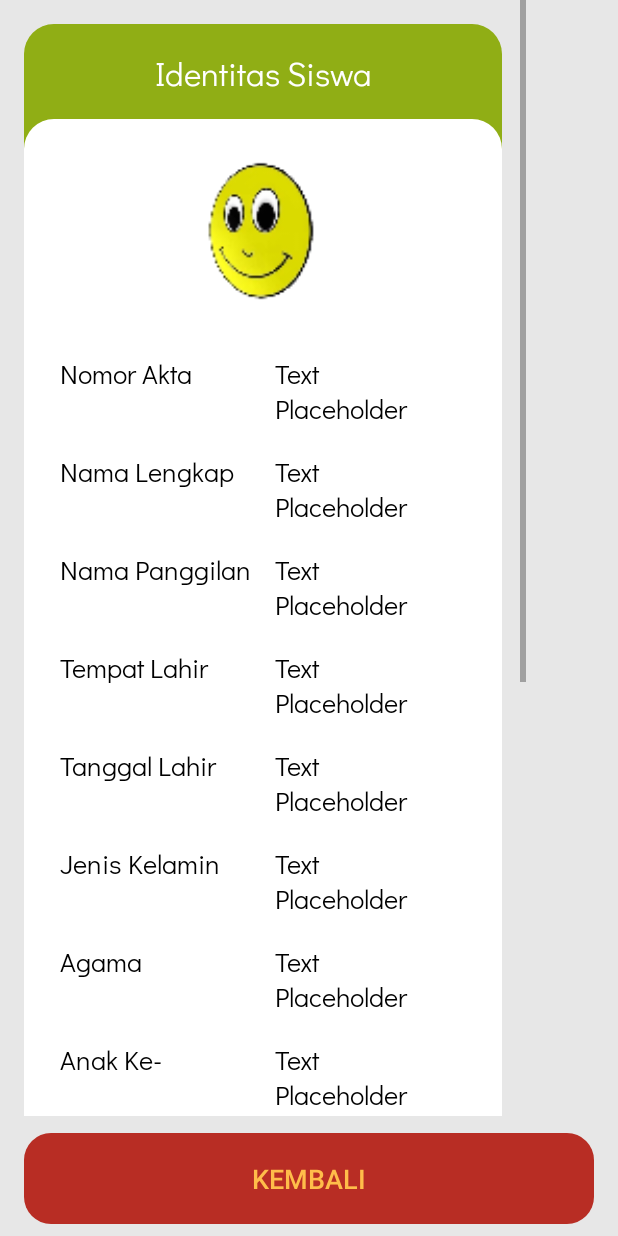
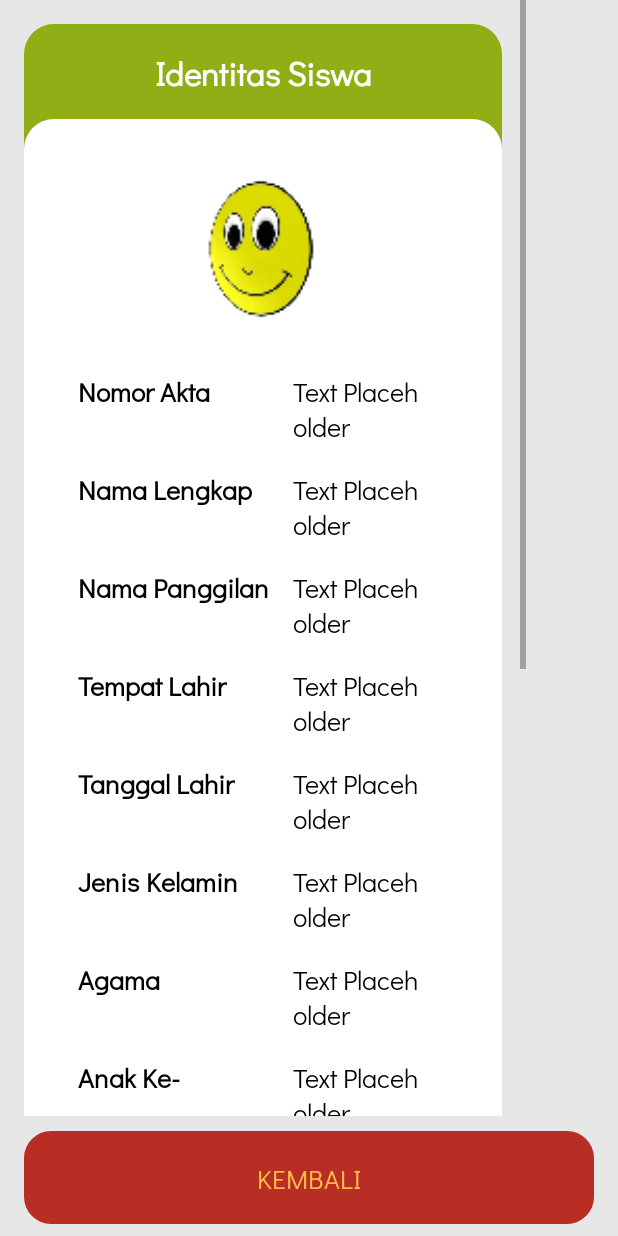
Before and after one commit to devKFR/CiPot, an Android app: the SiswaProfilActivity screen opened directly, with no data from a screen before it, on a phone screen of 412 x 824 dp. Run offline under Robolectric (Android 15) with nearby library versions, the light colour scheme and no system bars; our stand-ins replace CircleImageView.

Commit message:
mayoritas font

```diff
--- a/app/src/main/AndroidManifest.xml
+++ b/app/src/main/AndroidManifest.xml
@@ -19,7 +19,9 @@
         <activity android:name=".SiswaHomeActivity" />
         <activity android:name=".SiswaProfilActivity" />
         <activity android:name=".IndikatorKemampuanActivity" />
-        <activity android:name=".IndikatorKemampuanDetailActivity" />
+        <activity
+            android:name=".IndikatorKemampuanDetailActivity"
+            android:windowSoftInputMode="stateHidden|adjustPan" />
         <activity android:name=".SiswaLaporanSemesterActivity" />
         <activity android:name=".GuruHomeActivity" />
         <activity android:name=".UpdateDataSiswaActivity"></activity>
--- a/app/src/main/java/com/ddpl/cipot/LoginMainActivity.java
+++ b/app/src/main/java/com/ddpl/cipot/LoginMainActivity.java
@@ -19,7 +19,7 @@ import com.google.firebase.auth.FirebaseAuth;
 
 public class LoginMainActivity extends AppCompatActivity implements View.OnClickListener {
 
-    public static String login = "";
+    public static String login = "", fontPath = "font/DidactGothic-Regular.ttf";
     private EditText edt_noInduk, edt_tanggal;
     private String ID = "", date;
     private Button btn_login;
@@ -69,13 +69,13 @@ public class LoginMainActivity extends AppCompatActivity implements View.OnClick
     }
 
     private void setFont() {
-        String fontPath = "font/DidactGothic-Regular.ttf";
         Typeface tf = Typeface.createFromAsset(getAssets(), fontPath);
         txtPAUD.setTypeface(tf);
         txtAlamat.setTypeface(tf);
         txtSelamat.setTypeface(tf);
         edt_noInduk.setTypeface(tf);
         edt_tanggal.setTypeface(tf);
+        btn_login.setTypeface(tf);
     }
 
     @Override
--- a/app/src/main/java/com/ddpl/cipot/SiswaHomeActivity.java
+++ b/app/src/main/java/com/ddpl/cipot/SiswaHomeActivity.java
@@ -21,7 +21,7 @@ public class SiswaHomeActivity extends AppCompatActivity implements View.OnClick
         super.onCreate(savedInstanceState);
         setContentView(R.layout.activity_home_siswa);
 
-        tvNama = (TextView) findViewById(R.id.tv_namaSiswa);
+        tvNama = (TextView) findViewById(R.id.tv_namaSiswaUpdate);
         tvTanggal = (TextView) findViewById(R.id.tv_updateSiswa);
         tvHome = (TextView) findViewById(R.id.txt_HalamanHome);
         btnProfil = (Button)findViewById(R.id.btn_profilSiswa);
@@ -42,7 +42,7 @@ public class SiswaHomeActivity extends AppCompatActivity implements View.OnClick
     }
 
     private void setFont() {
-        String fontPath = "font/DidactGothic-Regular.ttf";
+        String fontPath = LoginMainActivity.fontPath;
         Typeface tf = Typeface.createFromAsset(getAssets(), fontPath);
         tvNama.setTypeface(tf);
         tvTanggal.setTypeface(tf);
--- a/app/src/main/java/com/ddpl/cipot/SiswaProfilActivity.java
+++ b/app/src/main/java/com/ddpl/cipot/SiswaProfilActivity.java
@@ -17,14 +17,15 @@ public class SiswaProfilActivity extends AppCompatActivity implements View.OnCli
             txt_IdentitasOrangtua, txt_NamaAyah, tv_namaAyah, txt_NamaIbu, tv_namaIbu,
             txt_PekerjaanAyah, tv_pekerjaanAyah, txt_PekerjaanIbu, tv_pekerjaanIbu,
             txt_Alamat, tv_alamat;
+    Button btnKembali;
 
     @Override
     protected void onCreate(Bundle savedInstanceState) {
         super.onCreate(savedInstanceState);
         setContentView(R.layout.activity_profil_siswa);
 
-        Button btnkembali = (Button) findViewById(R.id.btn_kembaliProfil);
-        btnkembali.setOnClickListener(this);
+        btnKembali = (Button) findViewById(R.id.btn_kembaliProfil);
+        btnKembali.setOnClickListener(this);
 
         txt_Agama = (TextView) findViewById(R.id.txt_Agama);
         tv_agama = (TextView) findViewById(R.id.tv_agama);
@@ -61,37 +62,38 @@ public class SiswaProfilActivity extends AppCompatActivity implements View.OnCli
     }
 
     private void setFont() {
-        String fontPath = "font/DidactGothic-Regular.ttf";
+        String fontPath = LoginMainActivity.fontPath;
         Typeface tf = Typeface.createFromAsset(getAssets(), fontPath);
-        txt_Agama.setTypeface(tf);
+        btnKembali.setTypeface(tf);
+        txt_Agama.setTypeface(tf, Typeface.BOLD);
         tv_agama.setTypeface(tf);
-        txt_Alamat.setTypeface(tf);
+        txt_Alamat.setTypeface(tf, Typeface.BOLD);
         tv_alamat.setTypeface(tf);
-        txt_AnakKe.setTypeface(tf);
+        txt_AnakKe.setTypeface(tf, Typeface.BOLD);
         tv_anakKe.setTypeface(tf);
-        txt_IdentitasOrangtua.setTypeface(tf);
-        txt_IdentitasSiswa.setTypeface(tf);
-        txt_JenisKelamin.setTypeface(tf);
+        txt_IdentitasOrangtua.setTypeface(tf, Typeface.BOLD);
+        txt_IdentitasSiswa.setTypeface(tf, Typeface.BOLD);
+        txt_JenisKelamin.setTypeface(tf, Typeface.BOLD);
         tv_jenisKelamin.setTypeface(tf);
-        txt_JumlahSaudara.setTypeface(tf);
+        txt_JumlahSaudara.setTypeface(tf, Typeface.BOLD);
         tv_jumlahSaudara.setTypeface(tf);
-        txt_NamaAyah.setTypeface(tf);
+        txt_NamaAyah.setTypeface(tf, Typeface.BOLD);
         tv_namaAyah.setTypeface(tf);
-        txt_NamaIbu.setTypeface(tf);
+        txt_NamaIbu.setTypeface(tf, Typeface.BOLD);
         tv_namaIbu.setTypeface(tf);
-        txt_NamaLengkap.setTypeface(tf);
+        txt_NamaLengkap.setTypeface(tf, Typeface.BOLD);
         tv_namaLengkap.setTypeface(tf);
-        txt_NamaPanggilan.setTypeface(tf);
+        txt_NamaPanggilan.setTypeface(tf, Typeface.BOLD);
         tv_namaPanggilan.setTypeface(tf);
-        txt_NomorAkta.setTypeface(tf);
+        txt_NomorAkta.setTypeface(tf, Typeface.BOLD);
         tv_nomorAkta.setTypeface(tf);
-        txt_PekerjaanAyah.setTypeface(tf);
+        txt_PekerjaanAyah.setTypeface(tf, Typeface.BOLD);
         tv_pekerjaanAyah.setTypeface(tf);
-        txt_PekerjaanIbu.setTypeface(tf);
+        txt_PekerjaanIbu.setTypeface(tf, Typeface.BOLD);
         tv_pekerjaanIbu.setTypeface(tf);
-        txt_TanggalLahir.setTypeface(tf);
+        txt_TanggalLahir.setTypeface(tf, Typeface.BOLD);
         tv_tanggalLahir.setTypeface(tf);
-        txt_TempatLahir.setTypeface(tf);
+        txt_TempatLahir.setTypeface(tf, Typeface.BOLD);
         tv_tempatLahir.setTypeface(tf);
     }
 
--- a/app/src/main/java/com/ddpl/cipot/UpdateDataSiswaActivity.java
+++ b/app/src/main/java/com/ddpl/cipot/UpdateDataSiswaActivity.java
@@ -12,6 +12,7 @@ import android.widget.Toast;
 
 public class UpdateDataSiswaActivity extends AppCompatActivity implements View.OnClickListener {
 
+    public static String namaSiswaUpdate;
     private RecyclerView rvCategory;
     private Button btnTambahLaporan, btnKembali;
     private TextView tvNama, tvTanggal;
@@ -20,6 +21,11 @@ public class UpdateDataSiswaActivity extends AppCompatActivity implements View.O
     protected void onCreate(Bundle savedInstanceState) {
         super.onCreate(savedInstanceState);
         setContentView(R.layout.activity_update_data_siswa);
+
+        String namaSiswa = getIntent().getStringExtra(namaSiswaUpdate);
+
+        tvNama = (TextView) findViewById(R.id.tv_namaSiswaUpdate);
+        tvNama.setText(namaSiswa);
 
         btnKembali = (Button) findViewById(R.id.btn_kembaliUpdateDataSiswa);
         btnKembali.setOnClickListener(this);
--- a/app/src/main/res/drawable/tombol_bawah.xml
+++ b/app/src/main/res/drawable/tombol_bawah.xml
@@ -14,7 +14,6 @@
         <shape android:shape="rectangle">
 
             <padding android:bottom="18dp" android:left="18dp" android:right="18dp" android:top="18dp"></padding>
-
             <solid android:color="#c9c9c9"></solid>
 
             <corners android:bottomLeftRadius="20dp" android:bottomRightRadius="20dp"></corners>
--- a/app/src/main/res/layout/activity_home_guru.xml
+++ b/app/src/main/res/layout/activity_home_guru.xml
@@ -8,7 +8,7 @@
 
 
     <TextView
-        android:id="@+id/tv_halamanUtama"
+        android:id="@+id/txt_halamanUtamaGuru"
         android:layout_width="match_parent"
         android:layout_height="wrap_content"
         android:layout_marginTop="16dp"
@@ -20,7 +20,7 @@
     <ScrollView
         android:layout_width="match_parent"
         android:layout_height="match_parent"
-        android:layout_below="@id/tv_halamanUtama">
+        android:layout_below="@id/txt_halamanUtamaGuru">
 
         <LinearLayout
             android:layout_width="match_parent"
@@ -66,7 +66,7 @@
             </LinearLayout>
 
             <TextView
-                android:id="@+id/tv_namaSiswaDitangani"
+                android:id="@+id/txt_namaSiswaDitangani"
                 android:layout_width="match_parent"
                 android:layout_height="wrap_content"
                 android:layout_marginLeft="16dp"
--- a/app/src/main/res/layout/activity_home_siswa.xml
+++ b/app/src/main/res/layout/activity_home_siswa.xml
@@ -33,7 +33,7 @@
             android:src="@mipmap/logotrans" />
 
         <TextView
-            android:id="@+id/tv_namaSiswa"
+            android:id="@+id/tv_namaSiswaUpdate"
             android:layout_width="match_parent"
             android:layout_height="wrap_content"
             android:layout_margin="8dp"
--- a/app/src/main/res/layout/activity_indikator_kemampuan.xml
+++ b/app/src/main/res/layout/activity_indikator_kemampuan.xml
@@ -7,7 +7,7 @@
     tools:context="com.ddpl.cipot.IndikatorKemampuanActivity">
 
     <TextView
-        android:id="@+id/tv_indikatorJudul"
+        android:id="@+id/txt_indikatorKemampuan"
         android:layout_width="match_parent"
         android:layout_height="wrap_content"
         android:background="#f5a61f"
@@ -20,7 +20,7 @@
         android:id="@+id/rv_category"
         android:layout_width="match_parent"
         android:layout_height="wrap_content"
-        android:layout_below="@id/tv_indikatorJudul"
+        android:layout_below="@id/txt_indikatorKemampuan"
         android:layout_marginBottom="80dp"
         android:scrollbars="vertical" />
 
--- a/app/src/main/res/layout/activity_profil_siswa.xml
+++ b/app/src/main/res/layout/activity_profil_siswa.xml
@@ -34,14 +34,14 @@
                     android:gravity="center"
                     android:text="Identitas Siswa"
                     android:textColor="#ffffff"
-                    android:textSize="22dp"
+                    android:textSize="22sp"
                     />
+
                 <LinearLayout
                     android:layout_width="match_parent"
                     android:layout_height="match_parent"
                     android:background="@drawable/kotak_putih"
-                    android:orientation="vertical"
-                    android:padding="8dp">
+                    android:orientation="vertical">
 
                     <de.hdodenhof.circleimageview.CircleImageView
                         android:layout_width="100dp"
@@ -181,7 +181,7 @@
                                 android:text="Text Placeholder" />
                         </TableRow>
                     </TableLayout>
-            </LinearLayout>
+                </LinearLayout>
         </LinearLayout>
 
         <LinearLayout
--- a/app/src/main/res/layout/activity_update_data_siswa.xml
+++ b/app/src/main/res/layout/activity_update_data_siswa.xml
@@ -32,7 +32,7 @@
                     android:src="@mipmap/logotrans" />
 
                 <TextView
-                    android:id="@+id/tv_namaSiswa"
+                    android:id="@+id/tv_namaSiswaUpdate"
                     android:layout_width="match_parent"
                     android:layout_height="wrap_content"
                     android:layout_margin="8dp"
--- a/app/src/main/res/layout/card_siswa.xml
+++ b/app/src/main/res/layout/card_siswa.xml
@@ -8,12 +8,13 @@
     android:clickable="true">
 
     <RelativeLayout
+        android:id="@+id/card_siswa"
         android:layout_width="match_parent"
         android:layout_height="wrap_content"
         android:background="@drawable/tombol_tengah">
 
         <TextView
-            android:id="@+id/tv_namaSiswa"
+            android:id="@+id/tv_namaSiswaUpdate"
             android:layout_width="wrap_content"
             android:layout_height="wrap_content"
             android:layout_alignParentLeft="true"
--- a/app/src/main/res/layout/expandable_header.xml
+++ b/app/src/main/res/layout/expandable_header.xml
@@ -2,6 +2,7 @@
 <LinearLayout xmlns:android="http://schemas.android.com/apk/res/android"
     android:layout_width="match_parent"
     android:layout_height="wrap_content"
+    android:layout_marginBottom="8dp"
     android:background="@drawable/indikator_off"
     android:orientation="horizontal">
 
```
Also changed, not shown: app/src/main/java/com/ddpl/cipot/GuruHomeActivity.java (+18 -3 lines), app/src/main/java/com/ddpl/cipot/IndikatorKemampuanActivity.java (+12 -1 lines), app/src/main/java/com/ddpl/cipot/IndikatorKemampuanDetailActivity.java (+9 -3 lines), app/src/main/java/com/ddpl/cipot/SiswaCardAdapter.java (+20 -2 lines).
